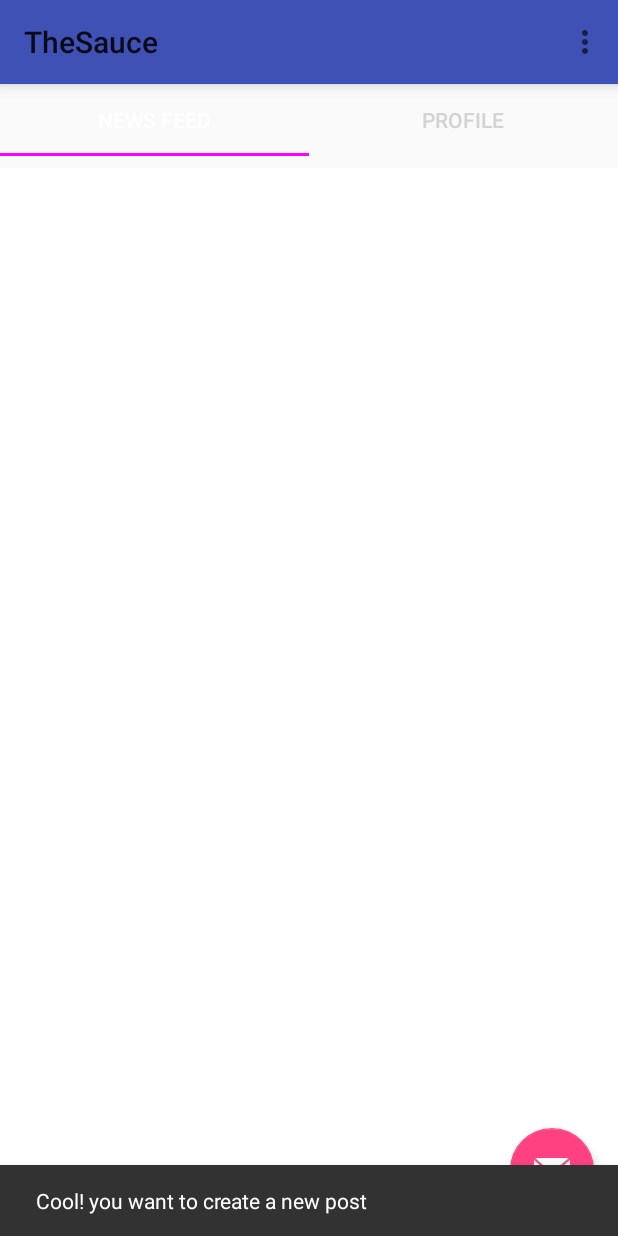
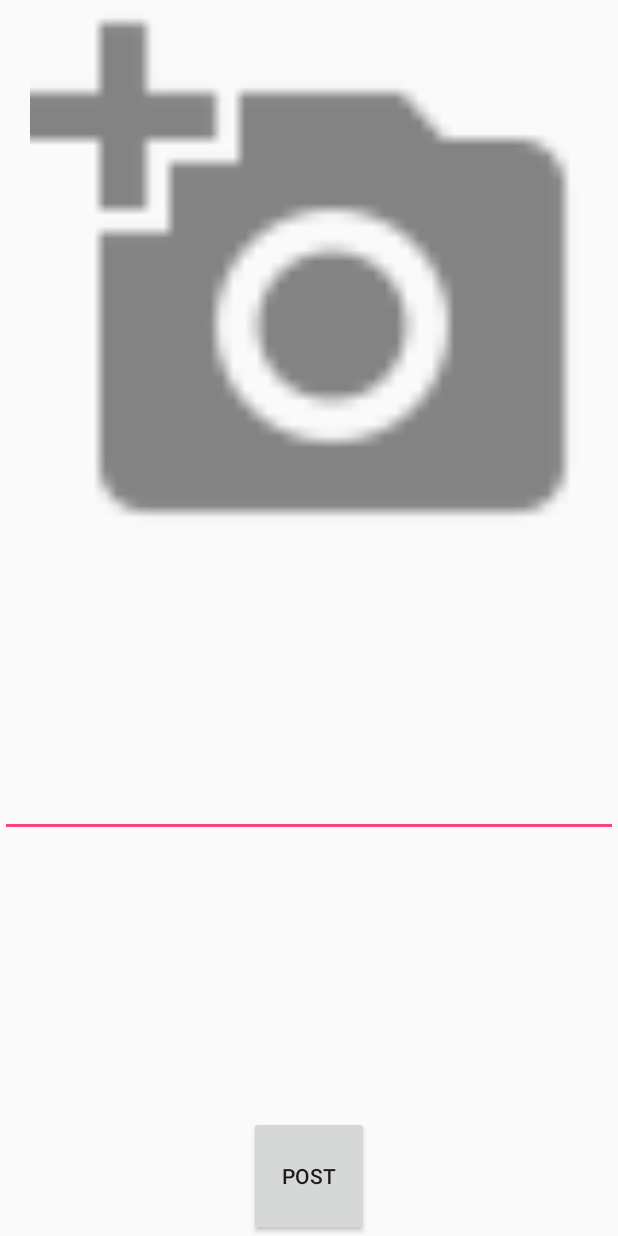
Before and after one commit to Woodyjl/theSauce, an Android app: the screen it shows after launch once a user with an empty profile is signed in (MainActivity before the commit, PostCreator after it), after a tap on an icon or button, on a phone screen of 412 x 824 dp. Run offline under Robolectric (Android 15) with nearby library versions, the phone set to English and light mode, and no system bars; our stand-ins replace AdMob, Firebase (no records; nobody signed in at launch, a user with empty details on screens opened directly); pictures from the network do not load.

Commit message:
Added create post activity
The create post activity can edit photo (from camera or gallery) and
caption. It can get the latitude and longitude.

To do for PostCreator:
Finish Implimenting geodecoding
Have activity create Post object and store it to database
Have activity save image to Storage database

```diff
--- a/TheSauce2/app/src/main/AndroidManifest.xml
+++ b/TheSauce2/app/src/main/AndroidManifest.xml
@@ -5,6 +5,8 @@
     <uses-permission android:name="android.permission.INTERNET" />
     <uses-permission android:name="android.permission.ACCESS_NETWORK_STATE" />
     <uses-permission android:name="android.permission.GET_ACCOUNTS" />
+    <uses-permission android:name="android.permission.ACCESS_FINE_LOCATION"/>
+    <uses-permission android:name="android.permission.ACCESS_COARSE_LOCATION"/>
 
     <!-- To auto-complete the email text field in the login form with the user's emails -->
     <application
@@ -25,6 +27,9 @@
             android:name=".LoginActivity"
             android:label="@string/title_activity_login" />
         <activity android:name=".SignUpActivity" />
+        <activity android:name=".PostCreator"></activity>
+        <service android:name=".FetchAddressIntentService"
+            android:exported="false"/>
     </application>
 
 </manifest>
--- a/TheSauce2/app/src/main/java/com/carolinagold/thesauce/MainActivity.java
+++ b/TheSauce2/app/src/main/java/com/carolinagold/thesauce/MainActivity.java
@@ -62,6 +62,8 @@ public class MainActivity extends AppCompatActivity implements OnFragmentInterac
     /**
      * The {@link ViewPager} that will host the section contents.
      */
+    private static final int POST_CREATE_ACTIVITY = 1;
+
     private ViewPager mViewPager;
 
     private Toolbar toolbar;
@@ -75,6 +77,10 @@ public class MainActivity extends AppCompatActivity implements OnFragmentInterac
     private FirebaseAuth.AuthStateListener mAuthListener;
     private FirebaseUser user;
     private ProgressBar progressBar;
+
+    NewFeedFragment newFeedFragment;
+    ProfileFragment profileFragment;
+
 
 
     @Override
@@ -128,13 +134,40 @@ public class MainActivity extends AppCompatActivity implements OnFragmentInterac
         fab.setOnClickListener(new View.OnClickListener() {
             @Override
             public void onClick(View view) {
+
+                String uId = user.getUid();
+                String displayName = user.getDisplayName();
+
+
+
+                Intent postCreateActivity;
+                postCreateActivity = new Intent(MainActivity.this,PostCreator.class);
+                postCreateActivity.putExtra("uId", uId);
+                postCreateActivity.putExtra("displayName", displayName);
+                startActivityForResult(postCreateActivity, POST_CREATE_ACTIVITY);
+
+
+
                 Snackbar.make(view, "Cool! you want to create a new post", Snackbar.LENGTH_LONG)
                         .setAction("Action", null).show();
+
 
                 //Create a new post
 
             }
         });
+
+    }
+    public void onActivityResult(int requestCode, int resultCode, Intent data) {
+        switch (requestCode) {
+            case POST_CREATE_ACTIVITY:
+                if(resultCode == RESULT_OK) {
+                    if(newFeedFragment != null) {
+                        newFeedFragment.getLatestPost();
+                    }
+
+                }
+        }
 
     }
 
@@ -166,14 +199,14 @@ public class MainActivity extends AppCompatActivity implements OnFragmentInterac
         SectionsPagerAdapter adapter = new SectionsPagerAdapter(getSupportFragmentManager());
 
 
-        Fragment fragment = new NewFeedFragment();
+          newFeedFragment = new NewFeedFragment();
 //        Bundle args = new Bundle();
 //        args.putSerializable("posts", (Serializable) getLatestPost());
 //        fragment.setArguments(args);
-        adapter.addFragment(fragment, getString(R.string.news_feed_fragment));
+        adapter.addFragment(newFeedFragment, getString(R.string.news_feed_fragment));
 
-        fragment = new ProfileFragment();
-        adapter.addFragment(fragment,getString(R.string.profile_fragment));
+        profileFragment = new ProfileFragment();
+        adapter.addFragment(profileFragment,getString(R.string.profile_fragment));
         viewPager.setAdapter(adapter);
     }
 
--- a/TheSauce2/app/src/main/java/com/carolinagold/thesauce/NewFeedFragment.java
+++ b/TheSauce2/app/src/main/java/com/carolinagold/thesauce/NewFeedFragment.java
@@ -65,7 +65,7 @@ public class NewFeedFragment extends Fragment {
         return view;
     }
 
-    private void getLatestPost() {
+    public void getLatestPost() {
         FirebaseDatabase dbRef = FirebaseDatabase.getInstance();
         DatabaseReference myRef = dbRef.getReference("Post");
 
--- /dev/null
+++ b/TheSauce2/app/src/main/res/layout/activity_post_creator.xml
@@ -0,0 +1,31 @@
+<LinearLayout xmlns:android="http://schemas.android.com/apk/res/android"
+    android:orientation="vertical"
+    android:layout_width="match_parent"
+    android:layout_height="match_parent"
+    >
+    <ImageView
+        android:id="@+id/edit_image"
+        android:layout_width="match_parent"
+        android:layout_height="0dp"
+        android:layout_weight="@integer/imageview_picture_weight"
+        android:src="@drawable/addphoto"
+        android:onClick="myClickHandler"/>
+    <EditText
+        android:id="@+id/caption_text"
+        android:layout_width="match_parent"
+        android:layout_height="0dp"
+        android:layout_weight="@integer/edittext_caption_weight"/>
+    <TextView
+        android:id="@+id/location_text"
+        android:layout_width="match_parent"
+        android:layout_height="0dp"
+        android:layout_weight="@integer/textview_location_weight"/>
+    <Button
+        android:layout_gravity="center"
+        android:id="@+id/post_button"
+        android:layout_width="@dimen/post_button_size"
+        android:layout_height="@dimen/post_button_size"
+        android:text="@string/post_button"
+        android:onClick="myClickHandler"/>
+
+</LinearLayout>
--- a/TheSauce2/app/src/main/res/values/dimens.xml
+++ b/TheSauce2/app/src/main/res/values/dimens.xml
@@ -10,4 +10,15 @@
     <dimen name="news_feed_list_width">300dp</dimen>
     <dimen name="news_feed_post_layout_profile_picture_dimen">25dp</dimen>
 
+    <!--Dimensions relating to createPost-->
+
+    <integer name="imageview_picture_weight">50</integer>
+    <integer name="edittext_caption_weight">25</integer>
+    <integer name="textview_location_weight">25</integer>
+    <dimen name="post_button_size">80dp</dimen>
+
+    <!--Dimensions relating to location -->
+    <integer name="time_between_location_updates_ms">2000</integer>
+    <integer name="threshold_for_last_location_ms">10000</integer>
+
 </resources>
--- a/TheSauce2/app/src/main/res/values/strings.xml
+++ b/TheSauce2/app/src/main/res/values/strings.xml
@@ -31,4 +31,17 @@
     <string name="hello_blank_fragment">Hello blank fragment</string>
     <string name="profile_fragment">Profile</string>
     <string name="news_feed_fragment">News Feed</string>
+
+    <string name="dummyProfilePicDownloadUrl">https://firebasestorage.googleapis.com/v0/b/thesauce2-56d66.appspot.com/o/DummyPicture%2FdummyProfilePicture.png?alt=media&amp;token=5d3cb4af-95c5-4e06-846d-e628ceefb325</string>
+
+    <!-- Relating to the post creator -->
+    <string name="choose_gallery">Gallery</string>
+    <string name="choose_camera">Camera</string>
+    <string name="post_button">Post</string>
+    <string name="no_geocoder_availible">no geocoder available</string>
+    <string name="service_not_available">service not available</string>
+    <string name="invalid_lat_long_used">invalid lat long used</string>
+    <string name="no_address_found">no address found</string>
+    <string name="address_found">address found</string>
+
 </resources>
```
Also changed, not shown: TheSauce2/app/build.gradle (+5 -5 lines), TheSauce2/app/src/main/java/com/carolinagold/thesauce/PostCreator.java (added, +404 -0 lines), TheSauce2/app/src/main/java/com/carolinagold/thesauce/SignUpActivity.java (+13 -10 lines), TheSauce2/app/src/main/res/drawable-hdpi/addphoto.png (added), TheSauce2/app/src/main/res/drawable-mdpi/addphoto.png (added), TheSauce2/app/src/main/res/drawable-xhdpi/addphoto.png (added), TheSauce2/app/src/main/res/drawable-xxhdpi/addphoto.png (added).
